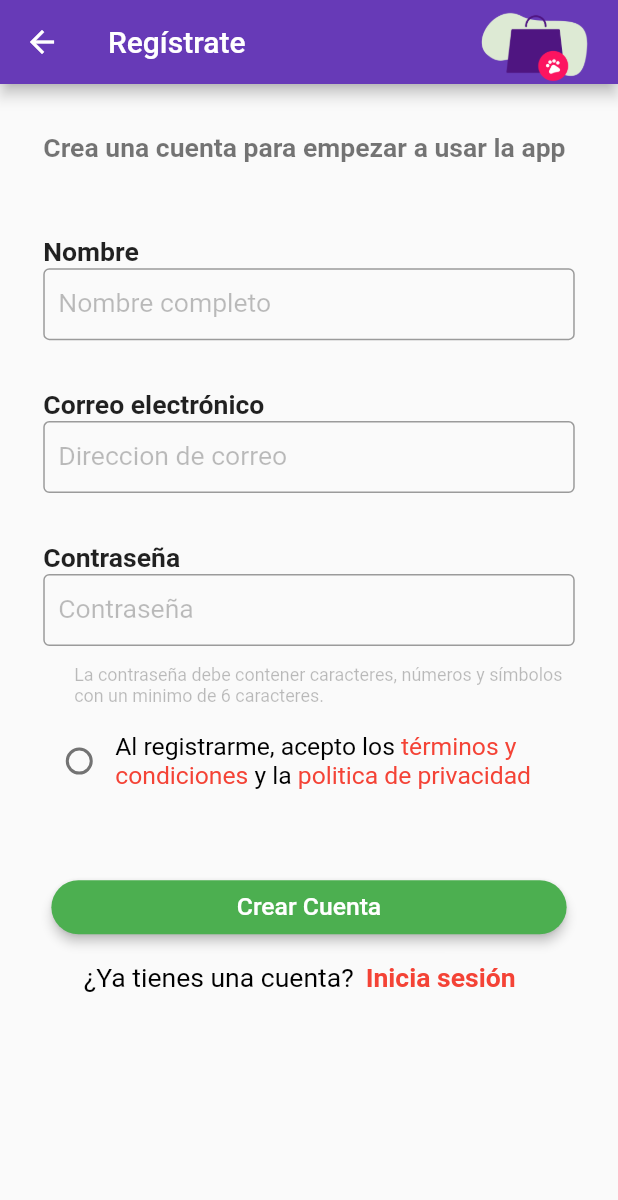
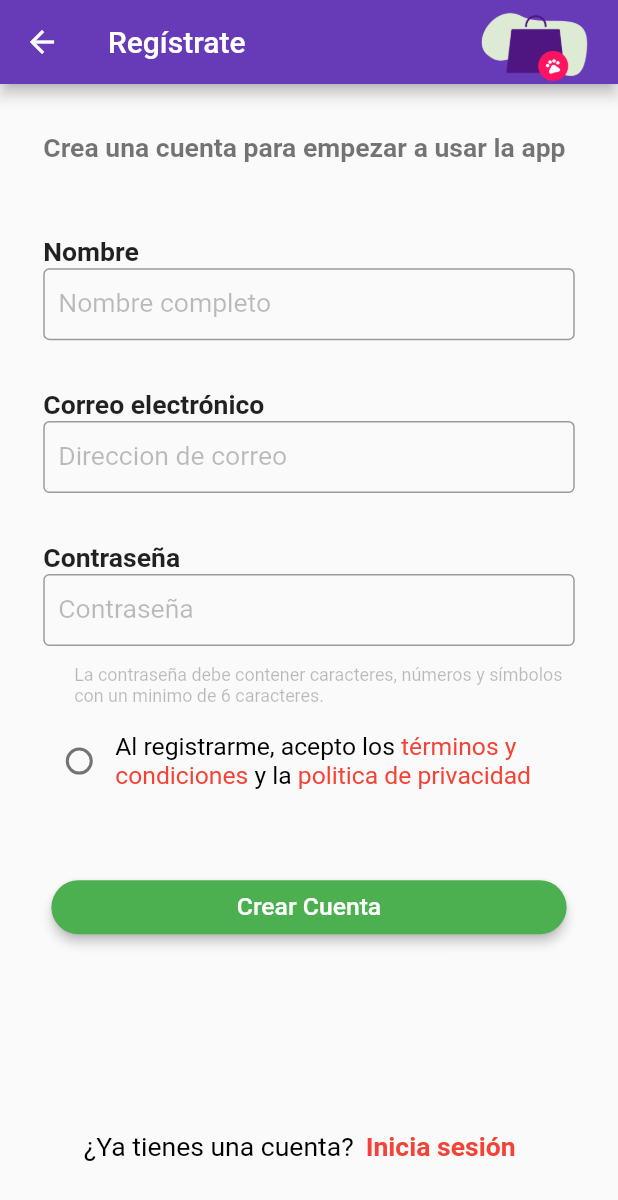
Before and after one commit to ozel-byte/Proyecto-Desarrollo-Movil, a Flutter app: the signup screen opened by its route, on a phone screen of 412 x 824 dp. Shown: the top 1200 px of the screen. Run offline on Flutter 3.47's test engine with Material 2 defaults, Android fonts, the phone set to English and light mode, and no system bars; our stand-ins replace firebase_auth, firebase_core, firebase_database, google_sign_in; accounts and stored records are empty.

Commit message:
responsivo signup

```diff
--- a/lib/src/pages/signup.dart
+++ b/lib/src/pages/signup.dart
@@ -66,6 +66,8 @@ class _signupState extends State<signup> {
   Widget form() {
     return Form(
       key: _formKey,
+      child: SizedBox(
+        height: height * 0.85,
         child: Column(
           children: [
             etiquetaTexto("Crea una cuenta para empezar a usar la app",
@@ -109,10 +111,12 @@ class _signupState extends State<signup> {
               height: height * 0.06,
             ),
             botonCrearCuenta(),
+            Spacer(),
             Center(
               child: tienesCuenta(),
             )
           ],
+        ),
       ),
     );
   }
```
Also changed, not shown: pubspec.lock, 1 other file. Lines whose indentation alone changed are shown as unchanged.
